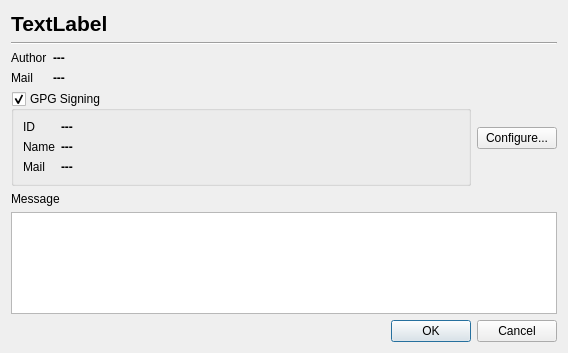
Above: src/CommitDialog.ui from soramimi/Guitar before the change. Below: the same form after it.
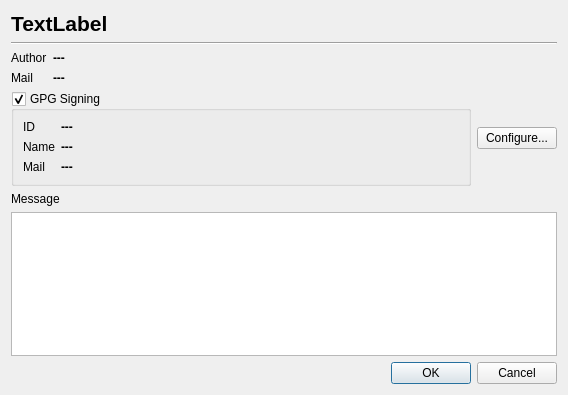
That is the form after the change.

```diff
--- a/src/CommitDialog.ui
+++ b/src/CommitDialog.ui
@@ -7,7 +7,7 @@
     <x>0</x>
     <y>0</y>
     <width>568</width>
-    <height>353</height>
+    <height>395</height>
    </rect>
   </property>
   <property name="windowTitle">
```
Left out of the diff: 9 changed lines with no effect on the pictures.
